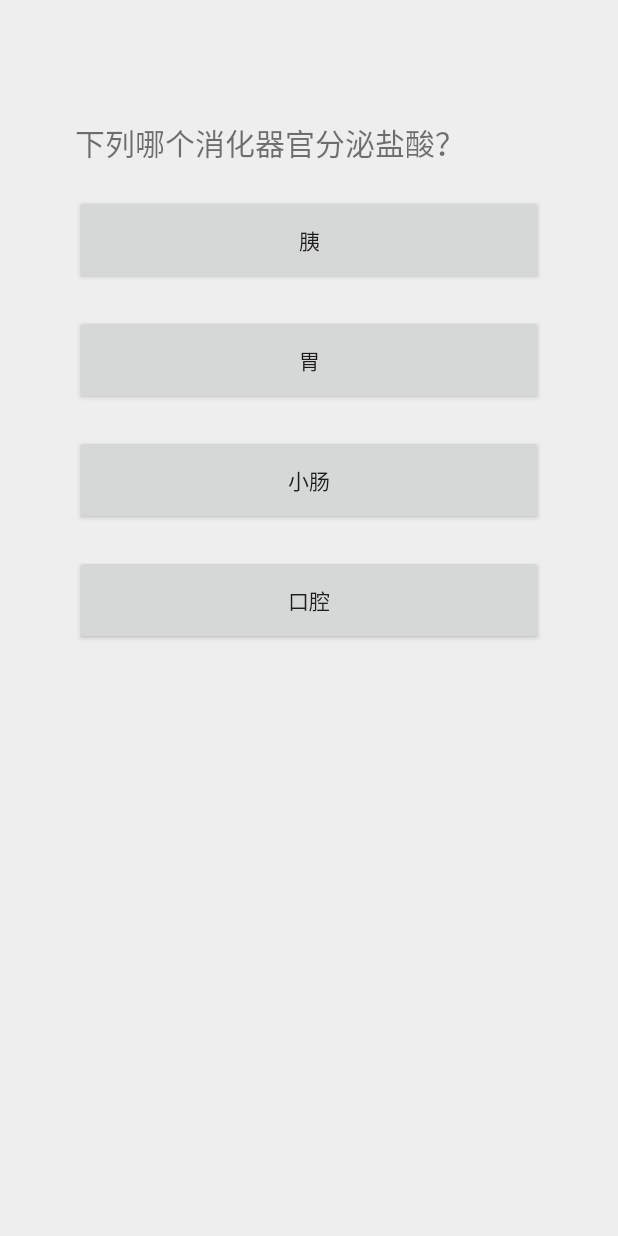
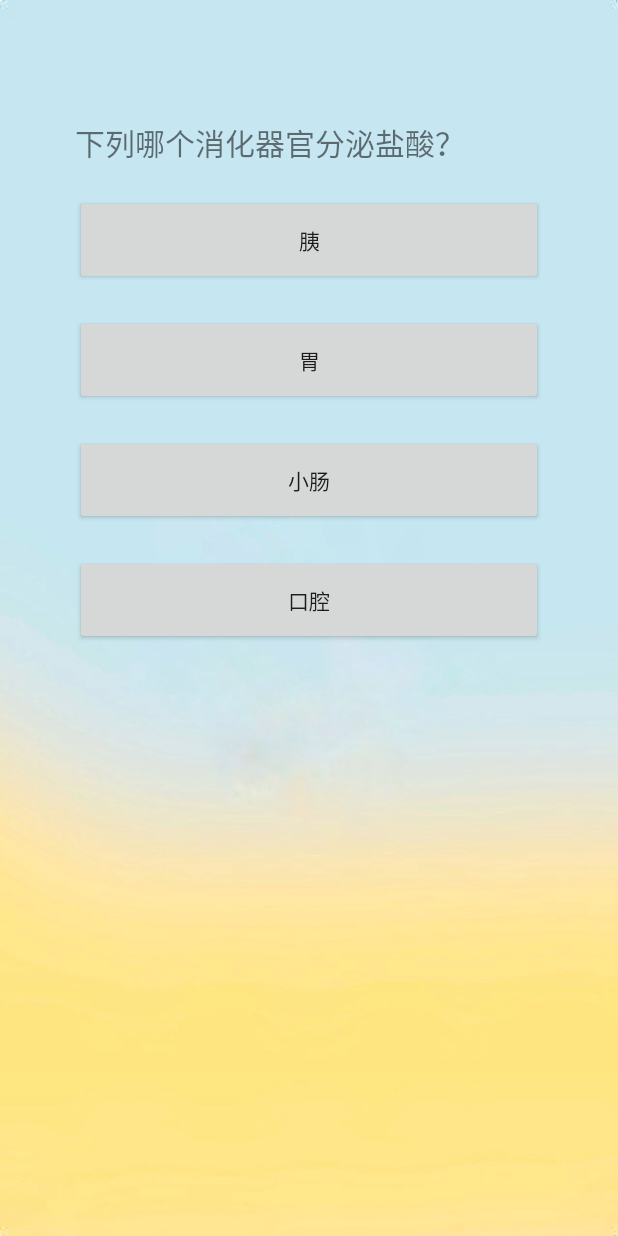
Before and after one commit to Gratel-kui/TECLEARNER_10, an Android app: the testActivity screen opened directly, with no data from a screen before it, on a phone screen of 412 x 824 dp. Run offline under Robolectric (Android 15) with nearby library versions, the phone set to English and light mode, and no system bars.

Commit message:
hhh
Signed-off-by: Grate <531129143@qq.com>

```diff
--- a/app/src/main/res/layout/activity_astronomy.xml
+++ b/app/src/main/res/layout/activity_astronomy.xml
@@ -2,10 +2,12 @@
 <LinearLayout
 
     xmlns:android="http://schemas.android.com/apk/res/android"
+    android:background="@drawable/back1"
     android:layout_width="match_parent"
     android:layout_height="match_parent"
     android:orientation="vertical"
     >
+
     <RelativeLayout
 
         android:layout_marginLeft="20dp"
--- a/app/src/main/res/layout/activity_digest.xml
+++ b/app/src/main/res/layout/activity_digest.xml
@@ -131,6 +131,7 @@
         android:layout_width="60dp"
         android:layout_height="40dp" />
     <Button
+        android:background="@android:color/transparent"
         android:id="@+id/xiaohuaxitong"
         android:layout_marginLeft="120dp"
         android:layout_marginTop="665dp"
--- a/app/src/main/res/layout/activity_knowledge_to_choose.xml
+++ b/app/src/main/res/layout/activity_knowledge_to_choose.xml
@@ -5,7 +5,7 @@
 
     >
     <RelativeLayout
-
+        android:background="@drawable/back1"
         android:layout_marginLeft="20dp"
         android:layout_marginRight="20dp"
         android:layout_weight="1"
--- a/app/src/main/res/layout/test.xml
+++ b/app/src/main/res/layout/test.xml
@@ -1,6 +1,7 @@
 <?xml version="1.0" encoding="utf-8"?>
 <LinearLayout xmlns:android="http://schemas.android.com/apk/res/android"
-    android:background="#eeeeee"
+
+    android:background="@drawable/back1"
     android:orientation="vertical"
     android:layout_width="match_parent" android:layout_height="match_parent">
     <RelativeLayout
```
Also changed, not shown: app/src/main/res/drawable/back1.png (added), app/src/main/res/drawable/back3.png (added).
